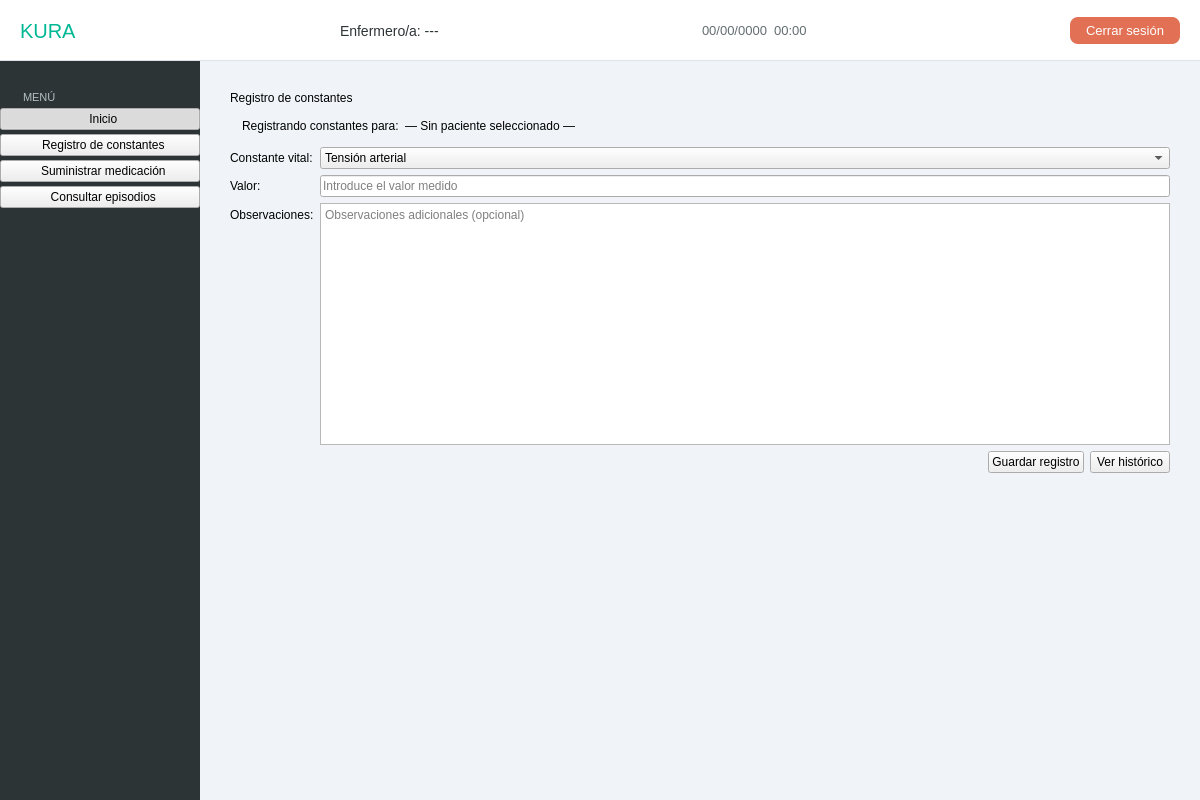
Above: src/vista/Ui/VistaEnfermero.ui from hgarcg04/software-engineering before the change. Below: the same form after it.
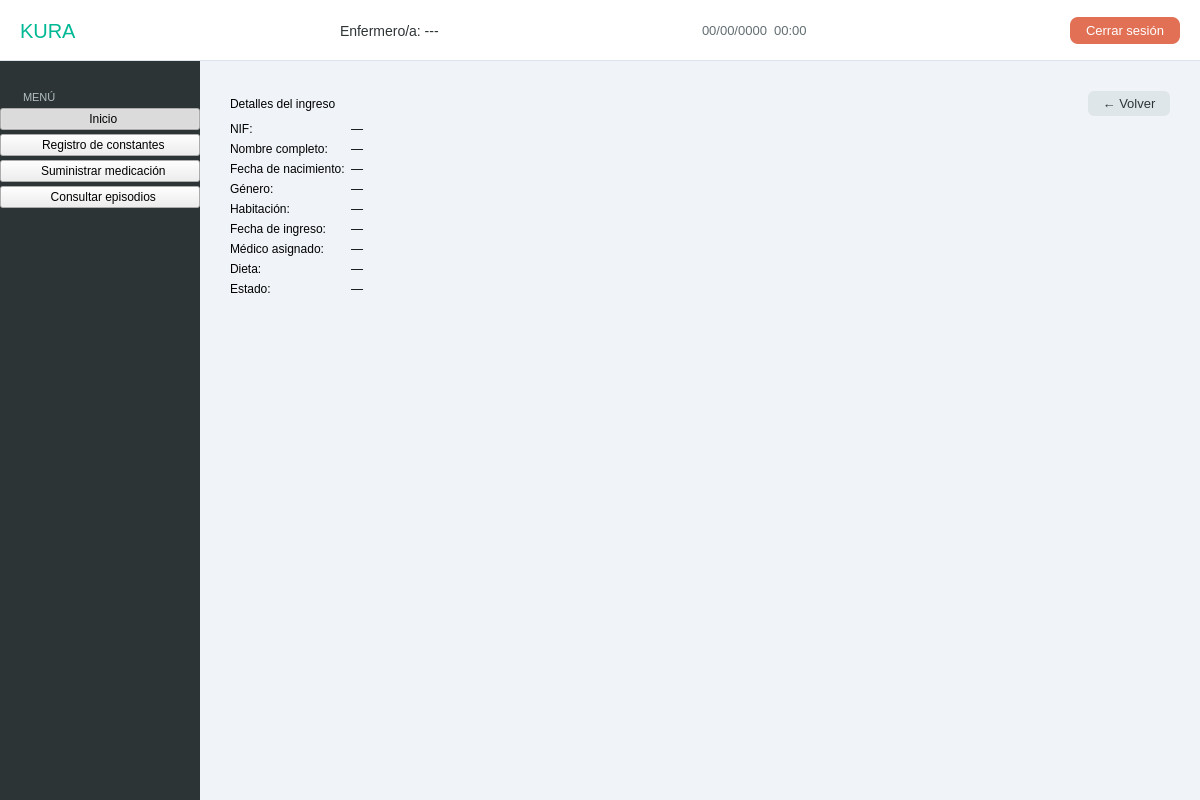
That is the form after the change. The open tabs and pages were chosen to show the change.

Commit message: Avanzando con ventana de enfermeros

What changed in the file:
```diff
--- a/src/vista/Ui/VistaEnfermero.ui
+++ b/src/vista/Ui/VistaEnfermero.ui
@@ -17,7 +17,6 @@
    <string notr="true">
     QMainWindow { background-color: #f0f4f8; }
 
-    /* Barra superior */
     #topBar {
         background-color: #ffffff;
         border-bottom: 1px solid #dde3ea;
@@ -36,7 +35,6 @@
     }
     #btn_logout:hover { background-color: #c0392b; }
 
-    /* Barra lateral */
     #sideBar {
         background-color: #2d3436;
         min-width: 200px;
@@ -61,7 +59,6 @@
     QPushButton[class=&quot;navBtn&quot;]:hover { background-color: #3d5166; }
     QPushButton[class=&quot;navBtn&quot;]:checked { background-color: #00b894; color: white; }
 
-    /* Panel central */
     #centralPanel { background-color: #f0f4f8; }
     #lbl_section_title {
         font-family: 'Segoe UI Black';
@@ -74,7 +71,6 @@
         color: #636e72;
     }
 
-    /* Tabla pacientes */
     QTableWidget {
         background-color: #ffffff;
         border: 1px solid #dde3ea;
@@ -94,19 +90,30 @@
         border-bottom: 1px solid #dde3ea;
     }
 
-    /* Banner de paciente seleccionado */
     #frame_paciente_seleccionado {
         background-color: #d8f3ed;
         border: 1.5px solid #00b894;
         border-radius: 10px;
         padding: 4px 12px;
     }
+    #frame_pac_constantes {
+        background-color: #d8f3ed;
+        border: 1.5px solid #00b894;
+        border-radius: 10px;
+        padding: 4px 12px;
+    }
+    #frame_pac_medicacion {
+        background-color: #d8f3ed;
+        border: 1.5px solid #00b894;
+        border-radius: 10px;
+        padding: 4px 12px;
+    }
     #lbl_paciente_sel_texto {
         font-family: 'Segoe UI';
         font-size: 13px;
         color: #636e72;
     }
-    #lbl_paciente_sel_nombre {
+    #lbl_paciente_sel_nombre, #lbl_paciente_sel_nombre_2, #lbl_paciente_sel_nombre3 {
         font-family: 'Segoe UI Semibold';
         font-size: 14px;
         color: #00a381;
@@ -121,7 +128,6 @@
     }
     #btn_deseleccionar:hover { background-color: #ffecea; }
 
-    /* Botones de acción */
     #btn_nuevo_registro, #btn_suministrar {
         background-color: #00b894;
         color: white;
@@ -135,6 +141,7 @@
         background-color: #b2d8d0;
         color: #ffffff;
     }
+
     #btn_ver_registros {
         background-color: #6a9edb;
         color: white;
@@ -143,9 +150,42 @@
         font-family: 'Segoe UI Semibold';
         font-size: 13px;
     }
-    #btn_ver_registros:hover { background-color: #5a8dc7; }
+    #btn_ver_registros:hover { background-color: #4a7ec0; }
+    #btn_ver_registros:disabled {
+        background-color: #cfe0f5;
+        color: #a0b8d0;
+    }
 
-    /* Buscador */
+    #btn_anadir_registro {
+        background-color: #00b894;
+        color: white;
+        border-radius: 8px;
+        padding: 8px 18px;
+        font-family: 'Segoe UI Semibold';
+        font-size: 13px;
+    }
+    #btn_anadir_registro:hover { background-color: #00a381; }
+
+    #btn_guardar_registro {
+        background-color: #2d3436;
+        color: white;
+        border-radius: 8px;
+        padding: 8px 18px;
+        font-family: 'Segoe UI Semibold';
+        font-size: 13px;
+    }
+    #btn_guardar_registro:hover { background-color: #1a1f20; }
+    #btn_guardar_registro:disabled {
+        background-color: #b2bec3;
+        color: #ffffff;
+    }
+
+    #lbl_pendientes_titulo {
+        font-family: 'Segoe UI Semibold';
+        font-size: 13px;
+        color: #2d3436;
+    }
+
     #search_bar {
         border: 1px solid #dde3ea;
         border-radius: 8px;
@@ -157,7 +197,6 @@
     }
     #search_bar:focus { border: 1px solid #00b894; }
 
-    /* Panel detalle episodio */
     #frame_detalle_episodio {
         background-color: #ffffff;
         border: 1px solid #dde3ea;
@@ -173,7 +212,7 @@
         font-size: 12px;
         color: #636e72;
     }
-    #btn_cerrar_detalle {
+    #btn_cerrar_detalle, #btn_cerrar_detalles_ingreso {
         background-color: #dfe6e9;
         color: #2d3436;
         border: none;
@@ -181,7 +220,7 @@
         padding: 5px 14px;
         font-size: 13px;
     }
-    #btn_cerrar_detalle:hover { background-color: #b2bec3; }
+    #btn_cerrar_detalle:hover, #btn_cerrar_detalles_ingreso:hover { background-color: #b2bec3; }
     QTextEdit#txt_detalle_episodio {
         background-color: #f8fafc;
         border: 1px solid #dde3ea;
@@ -375,7 +414,7 @@
           </widget>
          </item>
          <item>
-          <spacer>
+          <spacer name="verticalSpacer">
            <property name="orientation">
             <enum>Qt::Vertical</enum>
            </property>
@@ -393,7 +432,7 @@
       <item>
        <widget class="QStackedWidget" name="stackedPanel">
         <property name="currentIndex">
-         <number>0</number>
+         <number>1</number>
         </property>
         <widget class="QWidget" name="page_inicio">
          <layout class="QVBoxLayout" name="inicioLayout">
@@ -419,7 +458,7 @@
           <item>
            <widget class="QLabel" name="lbl_section_sub">
             <property name="text">
-             <string>Selecciona un paciente paciente ingresado</string>
+             <string>Selecciona un paciente ingresado</string>
             </property>
            </widget>
           </item>
@@ -480,7 +519,7 @@
             <item>
              <widget class="QLineEdit" name="search_bar">
               <property name="placeholderText">
-               <string>Buscar paciente por apellido...</string>
+               <string>Buscar paciente por nombre, apellido(s) o NIF...</string>
               </property>
              </widget>
             </item>
@@ -508,7 +547,7 @@
              <enum>QAbstractItemView::SelectRows</enum>
             </property>
             <property name="columnCount">
-             <number>6</number>
+             <number>5</number>
             </property>
             <attribute name="horizontalHeaderStretchLastSection">
              <bool>true</bool>
@@ -520,27 +559,22 @@
             </column>
             <column>
              <property name="text">
-              <string>Nombre</string>
+              <string>Paciente</string>
              </property>
             </column>
             <column>
              <property name="text">
-              <string>Apellido1 </string>
+              <string>Habitación</string>
              </property>
             </column>
             <column>
              <property name="text">
-              <string>Apellido2</string>
+              <string>Médico asignado</string>
              </property>
             </column>
             <column>
              <property name="text">
-              <string>Fecha Nacimiento</string>
-             </property>
-            </column>
-            <column>
-             <property name="text">
-              <string>Género</string>
+              <string>Fecha y hora de ingreso</string>
              </property>
             </column>
            </widget>
@@ -572,8 +606,11 @@
             </item>
             <item>
              <widget class="QPushButton" name="btn_ver_registros">
+              <property name="enabled">
+               <bool>false</bool>
+              </property>
               <property name="text">
-               <string>       Consultar HCD        </string>
+               <string>Ver detalles de hospitalización</string>
               </property>
              </widget>
             </item>
@@ -588,14 +625,14 @@
              </widget>
             </item>
             <item>
-             <spacer name="horizontalSpacer_3">
+             <spacer>
               <property name="orientation">
                <enum>Qt::Horizontal</enum>
               </property>
               <property name="sizeHint" stdset="0">
                <size>
-                <width>40</width>
-                <height>20</height>
+                <width>0</width>
+                <height>0</height>
                </size>
               </property>
              </spacer>
@@ -605,7 +642,10 @@
          </layout>
         </widget>
         <widget class="QWidget" name="page_constantes">
-         <layout class="QVBoxLayout" name="constLayout">
+         <layout class="QHBoxLayout" name="constOuterLayout">
+          <property name="spacing">
+           <number>20</number>
+          </property>
           <property name="leftMargin">
            <number>30</number>
           </property>
@@ -618,6 +658,8 @@
           <property name="bottomMargin">
            <number>30</number>
           </property>
+          <item>
+           <layout class="QVBoxLayout" name="constFormLayout">
           <item>
            <widget class="QLabel" name="lbl_section_title">
             <property name="text">
@@ -648,7 +690,7 @@
               </widget>
              </item>
              <item>
-              <widget class="QLabel" name="lbl_paciente_sel_nombre">
+                <widget class="QLabel" name="lbl_paciente_sel_nombre_2">
                <property name="text">
                 <string>— Sin paciente seleccionado —</string>
                </property>
@@ -731,51 +773,145 @@
               </property>
              </widget>
             </item>
-           </layout>
-          </item>
-          <item>
-           <layout class="QHBoxLayout">
-            <item>
-             <spacer>
+              <item row="3" column="0">
+               <spacer name="horizontalSpacer_3">
               <property name="orientation">
                <enum>Qt::Horizontal</enum>
               </property>
               <property name="sizeHint" stdset="0">
                <size>
-                <width>0</width>
-                <height>0</height>
+                  <width>40</width>
+                  <height>20</height>
                </size>
               </property>
              </spacer>
             </item>
-            <item>
-             <widget class="QPushButton" name="btn_nuevo_registro">
-              <property name="text">
-               <string>Guardar registro</string>
-              </property>
-             </widget>
-            </item>
-            <item>
-             <widget class="QPushButton" name="btn_ver_registros">
-              <property name="text">
-               <string>Ver histórico</string>
-              </property>
-             </widget>
-            </item>
-           </layout>
-          </item>
-          <item>
-           <spacer>
+              <item row="4" column="1">
+               <spacer name="verticalSpacer_2">
             <property name="orientation">
              <enum>Qt::Vertical</enum>
             </property>
             <property name="sizeHint" stdset="0">
              <size>
+                  <width>20</width>
+                  <height>40</height>
+                 </size>
+                </property>
+               </spacer>
+              </item>
+              <item row="3" column="1">
+               <widget class="QPushButton" name="btn_anadir_registro">
+                <property name="text">
+                 <string>+ Añadir</string>
+                </property>
+               </widget>
+              </item>
+             </layout>
+            </item>
+            <item>
+             <layout class="QHBoxLayout"/>
+            </item>
+           </layout>
+          </item>
+          <item>
+           <layout class="QVBoxLayout" name="constPendientesLayout">
+            <item>
+             <layout class="QHBoxLayout">
+              <item>
+               <widget class="QLabel" name="lbl_pendientes_titulo">
+                <property name="text">
+                 <string>Constantes a guardar</string>
+                </property>
+               </widget>
+              </item>
+              <item>
+               <spacer>
+                <property name="orientation">
+                 <enum>Qt::Horizontal</enum>
+                </property>
+                <property name="sizeHint" stdset="0">
+                 <size>
               <width>0</width>
               <height>0</height>
              </size>
             </property>
            </spacer>
+              </item>
+             </layout>
+            </item>
+            <item>
+             <widget class="QTableWidget" name="tabla_pendientes">
+              <property name="editTriggers">
+               <set>QAbstractItemView::NoEditTriggers</set>
+              </property>
+              <property name="selectionBehavior">
+               <enum>QAbstractItemView::SelectRows</enum>
+              </property>
+              <property name="columnCount">
+               <number>3</number>
+              </property>
+              <attribute name="horizontalHeaderStretchLastSection">
+               <bool>true</bool>
+              </attribute>
+              <column>
+               <property name="text">
+                <string>Constante</string>
+               </property>
+              </column>
+              <column>
+               <property name="text">
+                <string>Valor</string>
+               </property>
+              </column>
+              <column>
+               <property name="text">
+                <string>Observaciones</string>
+               </property>
+              </column>
+             </widget>
+            </item>
+            <item>
+             <layout class="QHBoxLayout">
+              <item>
+               <widget class="QPushButton" name="btn_borrar_seleccionado">
+                <property name="text">
+                 <string>  Eliminar Seleccionado  </string>
+                </property>
+               </widget>
+              </item>
+              <item>
+               <spacer name="horizontalSpacer_4">
+                <property name="orientation">
+                 <enum>Qt::Horizontal</enum>
+                </property>
+                <property name="sizeHint" stdset="0">
+                 <size>
+                  <width>40</width>
+                  <height>20</height>
+                 </size>
+                </property>
+               </spacer>
+              </item>
+              <item>
+               <widget class="QPushButton" name="btn_borrar_todo">
+                <property name="text">
+                 <string>Borrar todo</string>
+                </property>
+                <property name="checkable">
+                 <bool>false</bool>
+                </property>
+               </widget>
+              </item>
+              <item>
+               <widget class="QPushButton" name="btn_guardar_registro">
+                <property name="text">
+                 <string>Guardar todo</string>
+                </property>
+               </widget>
+              </item>
+             </layout>
+            </item>
+           </layout>
           </item>
          </layout>
         </widget>
@@ -823,7 +959,7 @@
               </widget>
              </item>
              <item>
-              <widget class="QLabel" name="lbl_paciente_sel_nombre">
+              <widget class="QLabel" name="lbl_paciente_sel_nombre3">
                <property name="text">
                 <string>— Sin paciente seleccionado —</string>
                </property>
@@ -834,6 +970,12 @@
                <property name="orientation">
                 <enum>Qt::Horizontal</enum>
                </property>
+               <property name="sizeHint" stdset="0">
+                <size>
+                 <width>0</width>
+                 <height>0</height>
+                </size>
+               </property>
               </spacer>
              </item>
             </layout>
@@ -922,6 +1064,12 @@
               <property name="orientation">
                <enum>Qt::Horizontal</enum>
               </property>
+              <property name="sizeHint" stdset="0">
+               <size>
+                <width>0</width>
+                <height>0</height>
+               </size>
+              </property>
              </spacer>
             </item>
             <item>
@@ -938,6 +1086,12 @@
             <property name="orientation">
              <enum>Qt::Vertical</enum>
             </property>
+            <property name="sizeHint" stdset="0">
+             <size>
+              <width>0</width>
+              <height>0</height>
+             </size>
+            </property>
            </spacer>
           </item>
          </layout>
@@ -978,7 +1132,7 @@
             <item>
              <layout class="QHBoxLayout">
               <item>
-               <widget class="QLineEdit" name="search_bar">
+               <widget class="QLineEdit" name="search_bar_episodios">
                 <property name="placeholderText">
                  <string>Buscar paciente por nombre o DNI...</string>
                 </property>
@@ -989,6 +1143,12 @@
                 <property name="orientation">
                  <enum>Qt::Horizontal</enum>
                 </property>
+                <property name="sizeHint" stdset="0">
+                 <size>
+                  <width>0</width>
+                  <height>0</height>
+                 </size>
+                </property>
                </spacer>
               </item>
              </layout>
@@ -1060,6 +1220,12 @@
                  <property name="orientation">
                   <enum>Qt::Horizontal</enum>
                  </property>
+                 <property name="sizeHint" stdset="0">
+                  <size>
+                   <width>0</width>
+                   <height>0</height>
+                  </size>
+                 </property>
                 </spacer>
                </item>
                <item>
@@ -1093,6 +1259,196 @@
           </item>
          </layout>
         </widget>
+        <widget class="QWidget" name="page_detalles">
+         <layout class="QVBoxLayout" name="detallesLayout">
+          <property name="leftMargin">
+           <number>30</number>
+          </property>
+          <property name="topMargin">
+           <number>30</number>
+          </property>
+          <property name="rightMargin">
+           <number>30</number>
+          </property>
+          <property name="bottomMargin">
+           <number>30</number>
+          </property>
+          <item>
+           <layout class="QHBoxLayout">
+            <item>
+             <widget class="QLabel" name="lbl_section_title">
+              <property name="text">
+               <string>Detalles del ingreso</string>
+              </property>
+             </widget>
+            </item>
+            <item>
+             <spacer>
+              <property name="orientation">
+               <enum>Qt::Horizontal</enum>
+              </property>
+              <property name="sizeHint" stdset="0">
+               <size>
+                <width>0</width>
+                <height>0</height>
+               </size>
+              </property>
+             </spacer>
+            </item>
+            <item>
+             <widget class="QPushButton" name="btn_cerrar_detalles_ingreso">
+              <property name="text">
+               <string>← Volver</string>
+              </property>
+             </widget>
+            </item>
+           </layout>
+          </item>
+          <item>
+           <layout class="QFormLayout" name="formDetalles">
+            <item row="0" column="0">
+             <widget class="QLabel" name="label">
+              <property name="text">
+               <string>NIF:</string>
+              </property>
+             </widget>
+            </item>
+            <item row="0" column="1">
+             <widget class="QLabel" name="lbl_det_nif">
+              <property name="text">
+               <string>—</string>
+              </property>
+             </widget>
+            </item>
+            <item row="1" column="0">
+             <widget class="QLabel" name="label">
+              <property name="text">
+               <string>Nombre completo:</string>
+              </property>
+             </widget>
+            </item>
+            <item row="1" column="1">
+             <widget class="QLabel" name="lbl_det_nombre">
+              <property name="text">
+               <string>—</string>
+              </property>
+             </widget>
+            </item>
+            <item row="2" column="0">
+             <widget class="QLabel" name="label">
+              <property name="text">
+               <string>Fecha de nacimiento:</string>
+              </property>
+             </widget>
+            </item>
+            <item row="2" column="1">
+             <widget class="QLabel" name="lbl_det_fnac">
+              <property name="text">
+               <string>—</string>
+              </property>
+             </widget>
+            </item>
+            <item row="3" column="0">
+             <widget class="QLabel" name="label">
+              <property name="text">
+               <string>Género:</string>
+              </property>
+             </widget>
+            </item>
+            <item row="3" column="1">
+             <widget class="QLabel" name="lbl_det_genero">
+              <property name="text">
+               <string>—</string>
+              </property>
+             </widget>
+            </item>
+            <item row="4" column="0">
+             <widget class="QLabel" name="label">
+              <property name="text">
+               <string>Habitación:</string>
+              </property>
+             </widget>
+            </item>
+            <item row="4" column="1">
+             <widget class="QLabel" name="lbl_det_habitacion">
+              <property name="text">
+               <string>—</string>
+              </property>
+             </widget>
+            </item>
+            <item row="5" column="0">
+             <widget class="QLabel" name="label">
+              <property name="text">
+               <string>Fecha de ingreso:</string>
+              </property>
+             </widget>
+            </item>
+            <item row="5" column="1">
+             <widget class="QLabel" name="lbl_det_fingreso">
+              <property name="text">
+               <string>—</string>
+              </property>
+             </widget>
+            </item>
+            <item row="6" column="0">
+             <widget class="QLabel" name="label">
+              <property name="text">
+               <string>Médico asignado:</string>
+              </property>
+             </widget>
+            </item>
+            <item row="6" column="1">
+             <widget class="QLabel" name="lbl_det_medico">
+              <property name="text">
+               <string>—</string>
+              </property>
+             </widget>
+            </item>
+            <item row="7" column="0">
+             <widget class="QLabel" name="label">
+              <property name="text">
+               <string>Dieta:</string>
+              </property>
+             </widget>
+            </item>
+            <item row="7" column="1">
+             <widget class="QLabel" name="lbl_det_dieta">
+              <property name="text">
+               <string>—</string>
+              </property>
+             </widget>
+            </item>
+            <item row="8" column="0">
+             <widget class="QLabel" name="label">
+              <property name="text">
+               <string>Estado:</string>
+              </property>
+             </widget>
+            </item>
+            <item row="8" column="1">
+             <widget class="QLabel" name="lbl_det_estado">
+              <property name="text">
+               <string>—</string>
+              </property>
+             </widget>
+            </item>
+           </layout>
+          </item>
+          <item>
+           <spacer>
+            <property name="orientation">
+             <enum>Qt::Vertical</enum>
+            </property>
+            <property name="sizeHint" stdset="0">
+             <size>
+              <width>0</width>
+              <height>0</height>
+             </size>
+            </property>
+           </spacer>
+          </item>
+         </layout>
+        </widget>
        </widget>
       </item>
      </layout>
```
Lines whose indentation alone changed are shown as unchanged. The commit also changes 25 other files.
